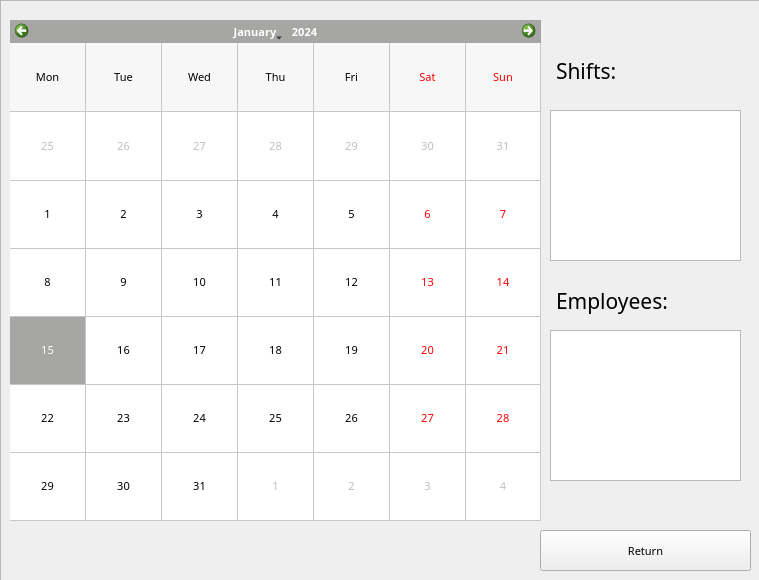
Old version of the form Comcalen/EmployerCalendar.ui in the repository Rolkarolka/Comcalen.
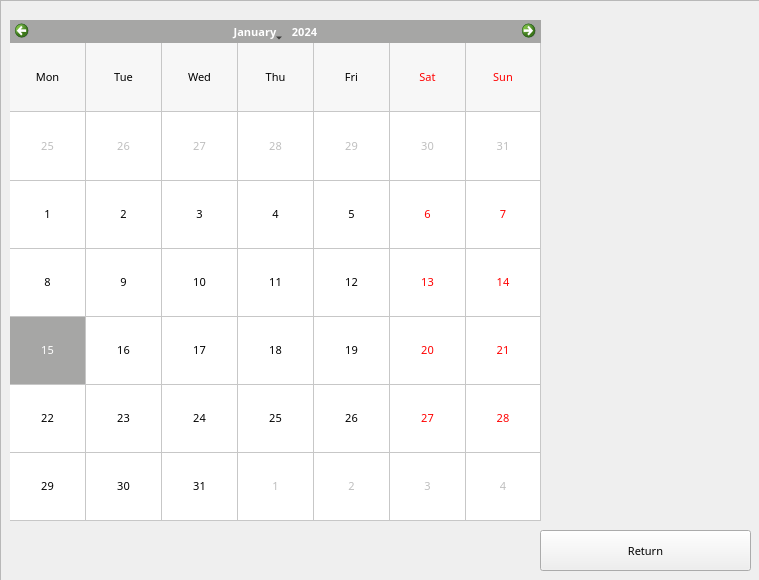
New version of the form. Icons and pictures are not drawn.

```diff
--- a/Comcalen/EmployerCalendar.ui
+++ b/Comcalen/EmployerCalendar.ui
@@ -215,65 +215,27 @@
     <property name="geometry">
      <rect>
       <x>550</x>
-      <y>110</y>
+      <y>70</y>
       <width>191</width>
       <height>151</height>
      </rect>
     </property>
+    <property name="styleSheet">
+     <string notr="true">background:transparent;</string>
+    </property>
    </widget>
    <widget class="QTableWidget" name="employees">
     <property name="geometry">
      <rect>
       <x>550</x>
-      <y>330</y>
-      <width>191</width>
-      <height>151</height>
-     </rect>
-    </property>
-   </widget>
-   <widget class="QLabel" name="label">
-    <property name="geometry">
-     <rect>
-      <x>556</x>
-      <y>50</y>
-      <width>101</width>
-      <height>41</height>
-     </rect>
-    </property>
-    <property name="font">
-     <font>
-      <family>Copperplate Gothic Bold</family>
-      <pointsize>16</pointsize>
-     </font>
-    </property>
-    <property name="styleSheet">
-     <string notr="true">background:transparent;</string>
-    </property>
-    <property name="text">
-     <string>Shifts:</string>
-    </property>
-   </widget>
-   <widget class="QLabel" name="label_2">
-    <property name="geometry">
-     <rect>
-      <x>556</x>
       <y>280</y>
-      <width>151</width>
-      <height>41</height>
+      <width>191</width>
+      <height>151</height>
      </rect>
     </property>
-    <property name="font">
-     <font>
-      <family>Copperplate Gothic Bold</family>
-      <pointsize>16</pointsize>
-     </font>
-    </property>
     <property name="styleSheet">
      <string notr="true">background:transparent;</string>
     </property>
-    <property name="text">
-     <string>Employees:</string>
-    </property>
    </widget>
   </widget>
  </widget>
```
